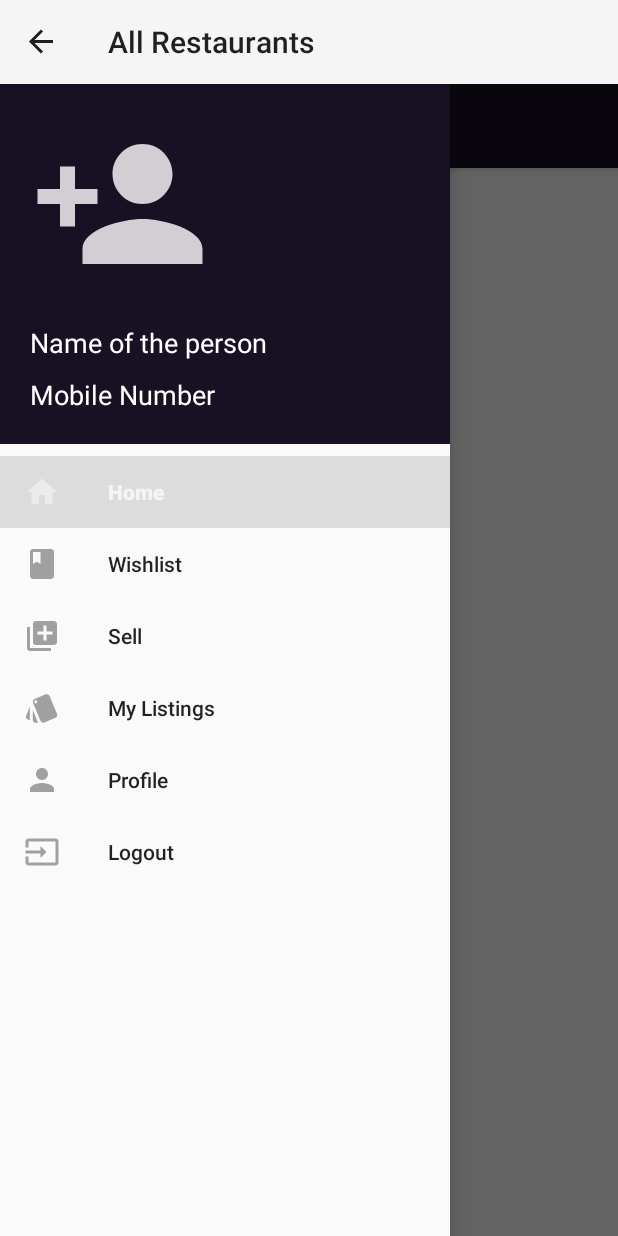
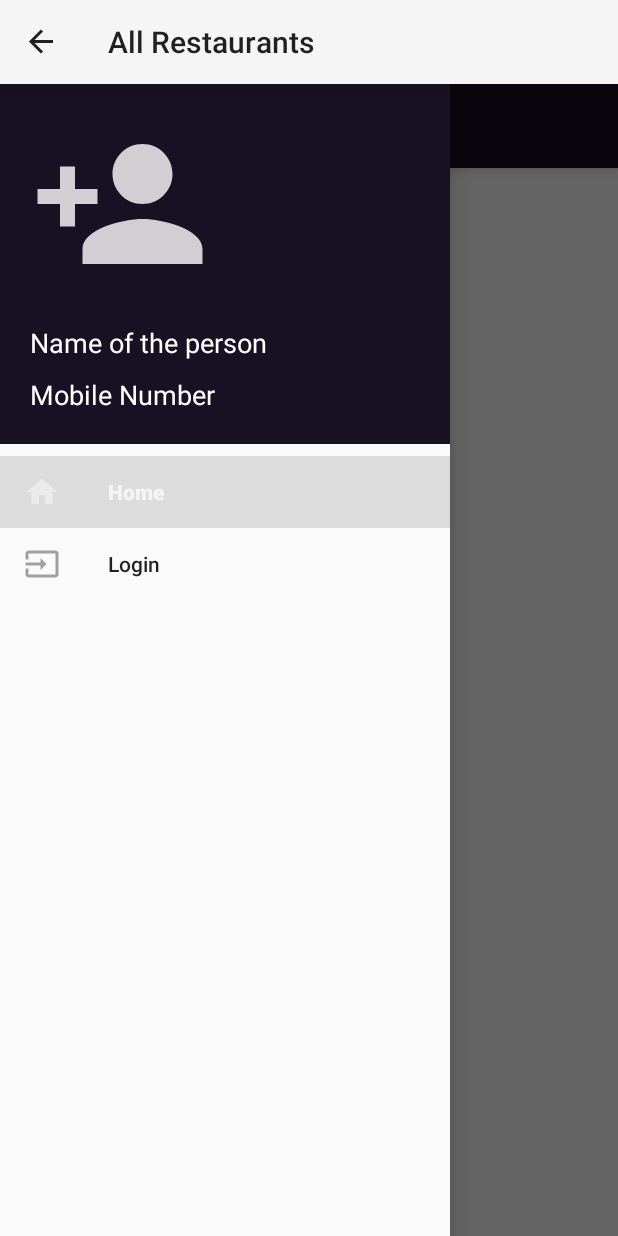
Before and after one commit to kirtikjangale/SeAndroidFrontend, an Android app: the screen it shows after launch (HomePageActivity), with the side drawer open, on a phone screen of 412 x 824 dp. Run offline under Robolectric (Android 15) with nearby library versions, the phone set to English and light mode, and no system bars; 1 statement that could not run was skipped.

Commit message:
Updated login,Logout

```diff
--- a/app/src/main/java/com/example/seandroidproject/activity/HomePageActivity.kt
+++ b/app/src/main/java/com/example/seandroidproject/activity/HomePageActivity.kt
@@ -1,18 +1,23 @@
 package com.example.seandroidproject.activity
 
-import androidx.appcompat.app.AppCompatActivity
+import android.content.Context
+import android.content.Intent
+import android.content.SharedPreferences
 import android.os.Bundle
+import android.view.Menu
 import android.view.MenuItem
 import android.view.View
 import android.widget.FrameLayout
 import android.widget.TextView
 import androidx.appcompat.app.ActionBarDrawerToggle
+import androidx.appcompat.app.AppCompatActivity
 import androidx.coordinatorlayout.widget.CoordinatorLayout
 import androidx.core.view.GravityCompat
 import androidx.drawerlayout.widget.DrawerLayout
 import com.example.seandroidproject.R
 import com.example.seandroidproject.fragment.*
 import com.google.android.material.navigation.NavigationView
+
 
 class HomePageActivity : AppCompatActivity() {
 
@@ -23,6 +28,9 @@ class HomePageActivity : AppCompatActivity() {
     lateinit var navigationView : NavigationView
 
     var previousMenuItem : MenuItem? = null
+    var isLoggedIn : Boolean =false
+
+    lateinit var sharedPreferences: SharedPreferences
 
     override fun onCreate(savedInstanceState: Bundle?) {
         super.onCreate(savedInstanceState)
@@ -34,6 +42,9 @@ class HomePageActivity : AppCompatActivity() {
         navigationView = findViewById(R.id.navigationView)
         drawerLayout = findViewById(R.id.drawerLayout)
 
+        sharedPreferences = getSharedPreferences(getString(R.string.preference_file_name), Context.MODE_PRIVATE)
+        isLoggedIn = sharedPreferences.getBoolean("isLoggedIn",false)
+
         val navigationView = findViewById<NavigationView>(R.id.navigationView)
         val headerView = navigationView.getHeaderView(0)
         val navUsername = headerView.findViewById<View>(R.id.txtName) as TextView
@@ -41,7 +52,8 @@ class HomePageActivity : AppCompatActivity() {
 
         setUpToolbar()
 
-        val actionBarDrawerToggle = ActionBarDrawerToggle(this@HomePageActivity,drawerLayout,
+        val actionBarDrawerToggle = ActionBarDrawerToggle(
+            this@HomePageActivity, drawerLayout,
             R.string.open_drawer,
             R.string.close_drawer
         )
@@ -51,6 +63,20 @@ class HomePageActivity : AppCompatActivity() {
         actionBarDrawerToggle.syncState()
 
         openHome()
+
+
+        val menu: Menu = navigationView.menu
+
+
+        if(isLoggedIn){
+            menu.findItem(R.id.login).isVisible = false
+        }else{
+            menu.findItem(R.id.logout).isVisible = false
+            menu.findItem(R.id.wishList).isVisible = false
+            menu.findItem(R.id.sell).isVisible = false
+            menu.findItem(R.id.listings).isVisible = false
+            menu.findItem(R.id.profile).isVisible = false
+        }
 
         navigationView.setNavigationItemSelectedListener {
 
@@ -62,7 +88,7 @@ class HomePageActivity : AppCompatActivity() {
             previousMenuItem = it
 
             when(it.itemId){
-                R.id.home ->{
+                R.id.home -> {
                     supportFragmentManager.beginTransaction().replace(
                         R.id.frame,
                         AllItemsFragment()
@@ -70,7 +96,7 @@ class HomePageActivity : AppCompatActivity() {
                     drawerLayout.closeDrawers()
                     supportActionBar?.title = "All Items"
                 }
-                R.id.wishList ->{
+                R.id.wishList -> {
                     supportFragmentManager.beginTransaction().replace(
                         R.id.frame,
                         WishlistFragment()
@@ -78,7 +104,7 @@ class HomePageActivity : AppCompatActivity() {
                     drawerLayout.closeDrawers()
                     supportActionBar?.title = "Wishlist"
                 }
-                R.id.sell ->{
+                R.id.sell -> {
                     supportFragmentManager.beginTransaction().replace(
                         R.id.frame,
                         SellItemsFragment()
@@ -87,7 +113,7 @@ class HomePageActivity : AppCompatActivity() {
                     supportActionBar?.title = "Post Item"
                 }
 
-                R.id.profile ->{
+                R.id.profile -> {
                     supportFragmentManager.beginTransaction().replace(
                         R.id.frame,
                         ProfileFragment()
@@ -96,7 +122,7 @@ class HomePageActivity : AppCompatActivity() {
                     supportActionBar?.title = "My Profile"
                 }
 
-                R.id.listings ->{
+                R.id.listings -> {
                     supportFragmentManager.beginTransaction().replace(
                         R.id.frame,
                         MyListingsFragment()
@@ -105,13 +131,20 @@ class HomePageActivity : AppCompatActivity() {
                     supportActionBar?.title = "My Listings"
                 }
 
-                R.id.logout ->{
+                R.id.logout -> {
                     supportFragmentManager.beginTransaction().replace(
                         R.id.frame,
                         LogoutFragment()
                     ).commit()
                     drawerLayout.closeDrawers()
                     supportActionBar?.title = "Logout"
+                }
+
+                R.id.login->{
+                    val intent = Intent(this@HomePageActivity,LoginActivity::class.java)
+                    startActivity(intent)
+                    drawerLayout.closeDrawers()
+                    finish()
                 }
             }
 
@@ -150,7 +183,7 @@ class HomePageActivity : AppCompatActivity() {
     override fun onBackPressed() {
 
         when(supportFragmentManager.findFragmentById(R.id.frame)){
-            !is AllItemsFragment ->openHome()
+            !is AllItemsFragment -> openHome()
             else->super.onBackPressed()
         }
 
--- a/app/src/main/res/menu/menu_drawer.xml
+++ b/app/src/main/res/menu/menu_drawer.xml
@@ -33,6 +33,11 @@
             android:title="Logout"
             android:icon="@drawable/ic_logout"/>
 
+        <item
+            android:id="@+id/login"
+            android:title="Login"
+            android:icon="@drawable/ic_logout"/>
+
 
     </group>
 
--- a/app/src/main/res/values/strings.xml
+++ b/app/src/main/res/values/strings.xml
@@ -8,4 +8,7 @@
     <string name="open_drawer">Open Drawer</string>
     <string name="close_drawer">Close Drawer</string>
 
+    //local file name
+    <string name="preference_file_name">ReuseNation Preferences</string>
+
 </resources>
```
